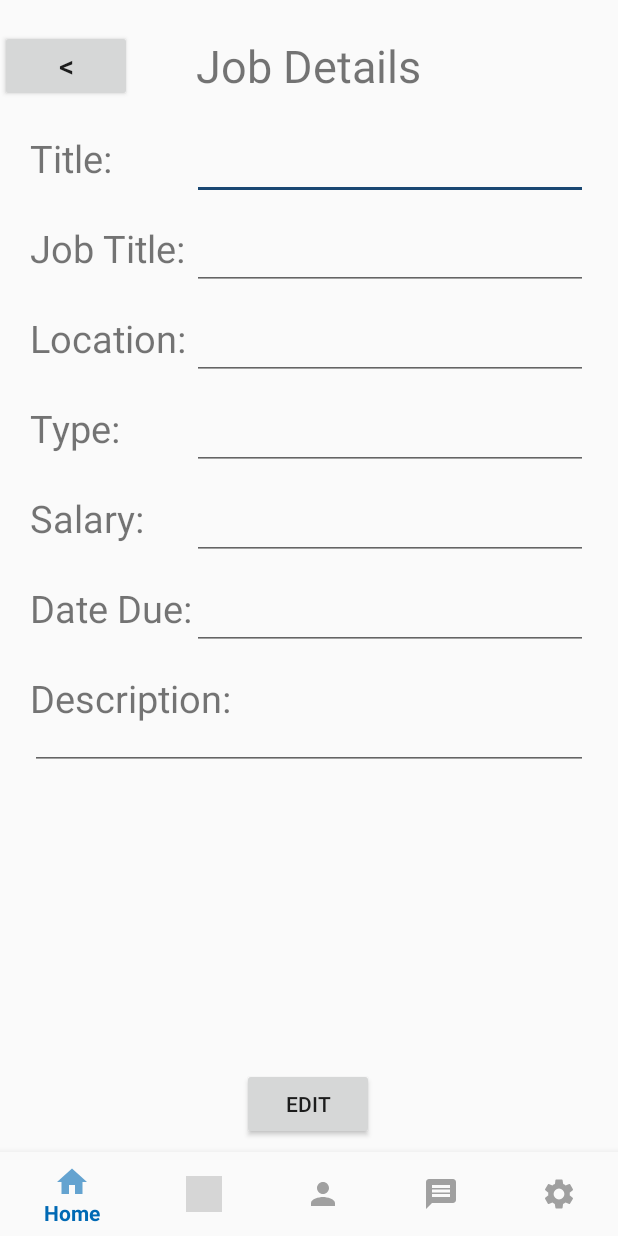
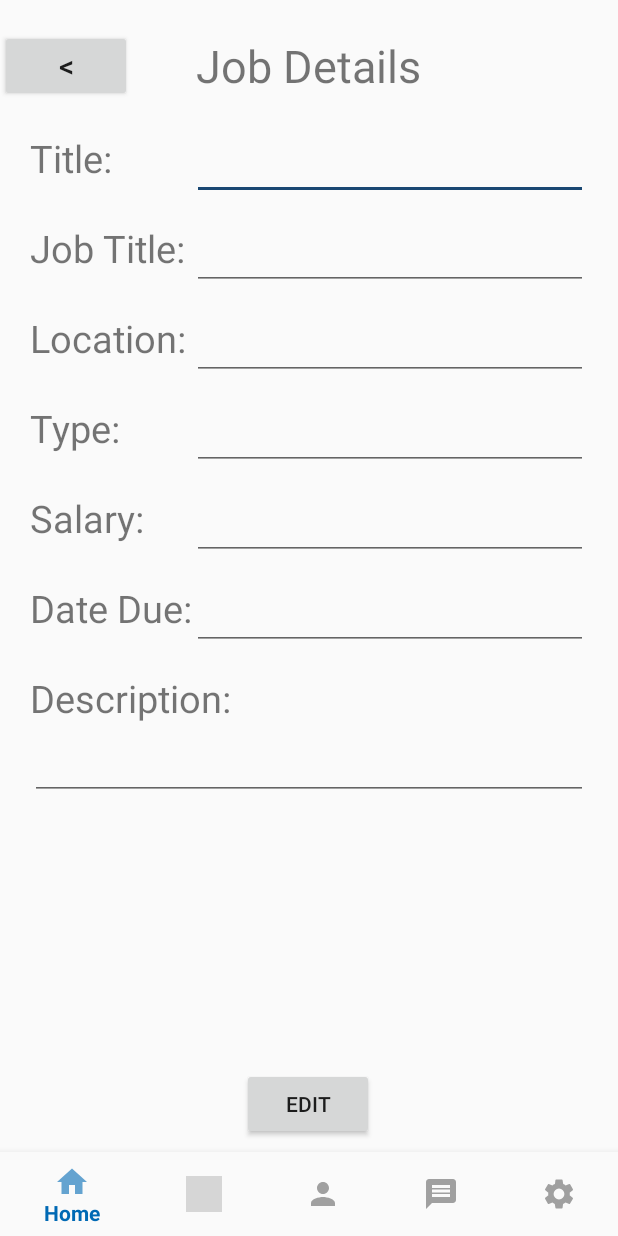
Before and after one commit to JoshuaGale/CP3405Team3A2, an Android app: the layout activity_company_job_details.xml on its own in the app's theme, with its tools: preview values and no code run, on a phone screen of 412 x 824 dp. Run offline under Robolectric (Android 15) with nearby library versions, the phone set to English and light mode, and no system bars; grey boxes are pictures that could not be loaded.

```diff
--- a/app/src/main/res/layout/activity_company_job_details.xml
+++ b/app/src/main/res/layout/activity_company_job_details.xml
@@ -69,7 +69,7 @@
                     android:id="@+id/titleHeader"
                     android:layout_width="wrap_content"
                     android:layout_height="wrap_content"
-                    android:layout_marginTop="20dp"
+                    android:layout_marginTop="20sp"
                     android:text="Title:"
                     android:textSize="25sp"
                     app:layout_constraintStart_toStartOf="parent"
@@ -78,7 +78,7 @@
                 <EditText
                     android:layout_width="0dp"
                     android:layout_height="wrap_content"
-                    android:layout_marginTop="20dp"
+                    android:layout_marginTop="20sp"
                     app:layout_constraintEnd_toEndOf="parent"
                     app:layout_constraintStart_toEndOf="@+id/dateDueHeader"
                     app:layout_constraintTop_toTopOf="parent" />
@@ -87,7 +87,7 @@
                     android:id="@+id/jobTitleHeader"
                     android:layout_width="wrap_content"
                     android:layout_height="wrap_content"
-                    android:layout_marginTop="80dp"
+                    android:layout_marginTop="80sp"
                     android:text="Job Title:"
                     android:textSize="25sp"
                     app:layout_constraintStart_toStartOf="parent"
@@ -96,7 +96,7 @@
                 <EditText
                     android:layout_width="0dp"
                     android:layout_height="wrap_content"
-                    android:layout_marginTop="80dp"
+                    android:layout_marginTop="80sp"
                     app:layout_constraintEnd_toEndOf="parent"
                     app:layout_constraintStart_toEndOf="@+id/dateDueHeader"
                     app:layout_constraintTop_toTopOf="parent" />
@@ -105,7 +105,7 @@
                     android:id="@+id/locationHeader"
                     android:layout_width="wrap_content"
                     android:layout_height="wrap_content"
-                    android:layout_marginTop="140dp"
+                    android:layout_marginTop="140sp"
                     android:text="Location:"
                     android:textSize="25sp"
                     app:layout_constraintStart_toStartOf="parent"
@@ -114,7 +114,7 @@
                 <EditText
                     android:layout_width="0dp"
                     android:layout_height="wrap_content"
-                    android:layout_marginTop="140dp"
+                    android:layout_marginTop="140sp"
                     app:layout_constraintEnd_toEndOf="parent"
                     app:layout_constraintStart_toEndOf="@+id/dateDueHeader"
                     app:layout_constraintTop_toTopOf="parent" />
@@ -123,7 +123,7 @@
                     android:id="@+id/typeHeader"
                     android:layout_width="wrap_content"
                     android:layout_height="wrap_content"
-                    android:layout_marginTop="200dp"
+                    android:layout_marginTop="200sp"
                     android:text="Type:"
                     android:textSize="25sp"
                     app:layout_constraintStart_toStartOf="parent"
@@ -132,7 +132,7 @@
                 <EditText
                     android:layout_width="0dp"
                     android:layout_height="wrap_content"
-                    android:layout_marginTop="200dp"
+                    android:layout_marginTop="200sp"
                     app:layout_constraintEnd_toEndOf="parent"
                     app:layout_constraintStart_toEndOf="@+id/dateDueHeader"
                     app:layout_constraintTop_toTopOf="parent" />
@@ -141,7 +141,7 @@
                     android:id="@+id/salaryHeader"
                     android:layout_width="wrap_content"
                     android:layout_height="wrap_content"
-                    android:layout_marginTop="260dp"
+                    android:layout_marginTop="260sp"
                     android:text="Salary:"
                     android:textSize="25sp"
                     app:layout_constraintStart_toStartOf="parent"
@@ -150,7 +150,7 @@
                 <EditText
                     android:layout_width="0dp"
                     android:layout_height="wrap_content"
-                    android:layout_marginTop="260dp"
+                    android:layout_marginTop="260sp"
                     app:layout_constraintEnd_toEndOf="parent"
                     app:layout_constraintStart_toEndOf="@+id/dateDueHeader"
                     app:layout_constraintTop_toTopOf="parent" />
@@ -159,7 +159,7 @@
                     android:id="@+id/dateDueHeader"
                     android:layout_width="wrap_content"
                     android:layout_height="wrap_content"
-                    android:layout_marginTop="320dp"
+                    android:layout_marginTop="320sp"
                     android:text="Date Due:"
                     android:textSize="25sp"
                     app:layout_constraintStart_toStartOf="parent"
@@ -168,7 +168,7 @@
                 <EditText
                     android:layout_width="0dp"
                     android:layout_height="wrap_content"
-                    android:layout_marginTop="320dp"
+                    android:layout_marginTop="320sp"
                     app:layout_constraintEnd_toEndOf="parent"
                     app:layout_constraintStart_toEndOf="@+id/dateDueHeader"
                     app:layout_constraintTop_toTopOf="parent" />
@@ -177,7 +177,7 @@
                     android:id="@+id/descriptionHeader"
                     android:layout_width="wrap_content"
                     android:layout_height="wrap_content"
-                    android:layout_marginTop="380dp"
+                    android:layout_marginTop="380sp"
                     android:text="Description:"
                     android:textSize="25sp"
                     app:layout_constraintStart_toStartOf="parent"
@@ -186,7 +186,7 @@
                 <EditText
                     android:layout_width="0dp"
                     android:layout_height="wrap_content"
-                    android:layout_marginTop="400dp"
+                    android:layout_marginTop="420sp"
                     android:singleLine="false"
                     app:layout_constraintEnd_toEndOf="parent"
                     app:layout_constraintStart_toStartOf="parent"
```
